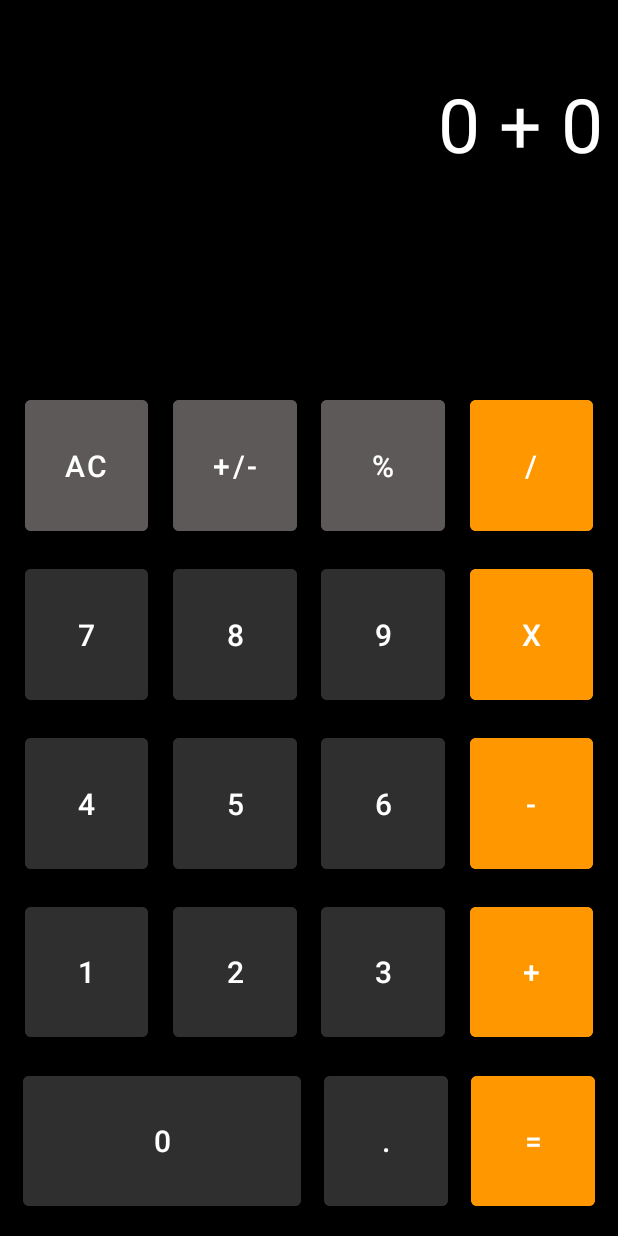
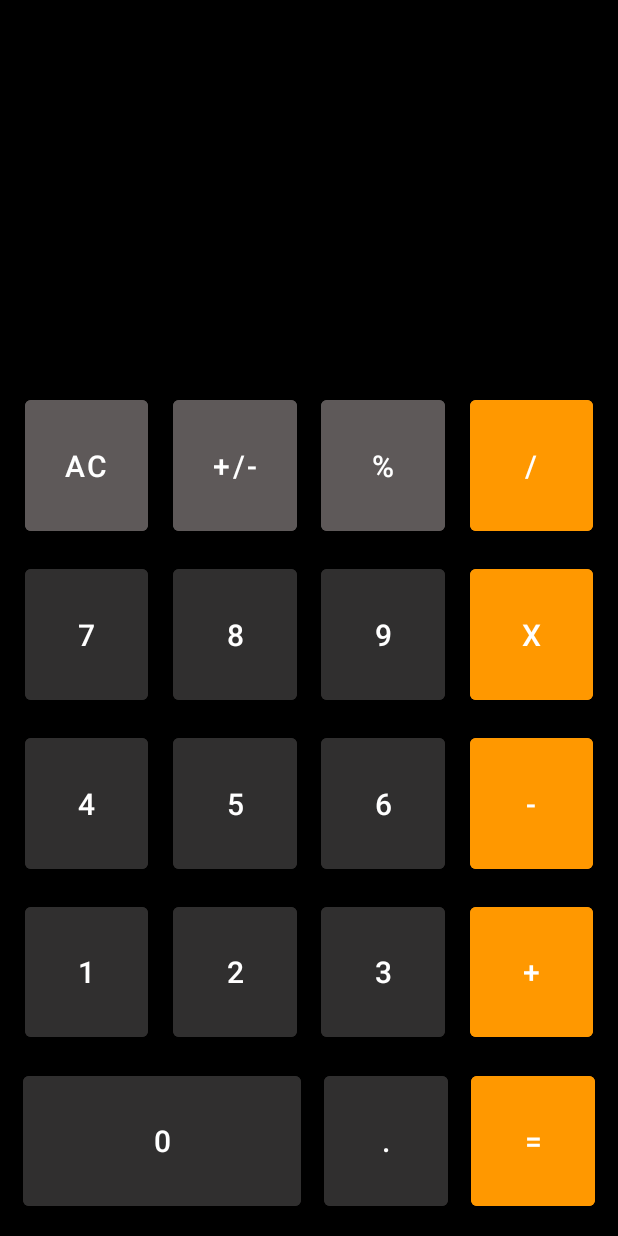
Before and after one commit to Ainorte/TP-Android-Bourek-Poitevin, an Android app: the screen it shows after launch (MainActivity), on a phone screen of 412 x 824 dp. Run offline under Robolectric (Android 15) with nearby library versions, the phone set to English and light mode, and no system bars; 2 statements that could not run were skipped.

Commit message:
initializing bindings on calculatrice

```diff
--- a/calculatrice/src/main/java/com/mbds/calculatrice/MainActivity.kt
+++ b/calculatrice/src/main/java/com/mbds/calculatrice/MainActivity.kt
@@ -1,13 +1,39 @@
 package com.mbds.calculatrice
 
+import android.os.Bundle
+import android.view.LayoutInflater
+import android.view.View
+import android.widget.Button
+import android.widget.EditText
+import android.widget.TextView
 import androidx.appcompat.app.AppCompatActivity
-import android.os.Bundle
+import androidx.core.view.children
+import com.mbds.calculatrice.databinding.ActivityMainBinding
 
 class MainActivity : AppCompatActivity() {
+
+    lateinit var binding : ActivityMainBinding
+
+
+
     override fun onCreate(savedInstanceState: Bundle?) {
         super.onCreate(savedInstanceState)
         setContentView(R.layout.activity_main)
 
+        binding = ActivityMainBinding.inflate(LayoutInflater.from(baseContext))
+
+        binding.root.children.filter {
+            it is Button
+        }.forEach {
+            it.setOnClickListener { button -> binding.form.text = binding.form.text.toString() + (button as Button).text
+                /*when(button.tag?.toString()) {
+                    "NUMBER" -> binding.form.text = binding.form.text.toString() + (button as Button).text
+                }*/
+
+            }
+        }
 
     }
+
+
 }
--- a/calculatrice/src/main/res/layout/activity_main.xml
+++ b/calculatrice/src/main/res/layout/activity_main.xml
@@ -12,7 +12,6 @@
         android:layout_width="match_parent"
         android:layout_height="0dp"
         android:padding="10dp"
-        android:text="0 + 0"
         android:gravity="center_vertical|end"
         android:textColor="@color/white"
         android:textSize="50sp"
@@ -41,10 +40,11 @@
 
     <Button
         android:id="@+id/ac"
+        android:tag="AC"
         style="@style/grey_button"
         android:layout_height="0dp"
         android:layout_width="0dp"
-        android:text="AC"
+        android:text="@string/ac"
         app:layout_constraintTop_toBottomOf="@id/res"
         app:layout_constraintBottom_toTopOf="@id/b7"
         app:layout_constraintEnd_toStartOf="@id/pm"
@@ -52,10 +52,11 @@
 
     <Button
         android:id="@+id/pm"
+        android:tag="PM"
         style="@style/grey_button"
         android:layout_height="0dp"
         android:layout_width="0dp"
-        android:text="+/-"
+        android:text="@string/pm"
         app:layout_constraintTop_toBottomOf="@id/res"
         app:layout_constraintBottom_toTopOf="@id/b8"
         app:layout_constraintEnd_toStartOf="@id/per"
@@ -63,10 +64,11 @@
 
     <Button
         android:id="@+id/per"
+        android:tag="PER"
         style="@style/grey_button"
         android:layout_height="0dp"
         android:layout_width="0dp"
-        android:text="%"
+        android:text="@string/per"
         app:layout_constraintTop_toBottomOf="@id/res"
         app:layout_constraintBottom_toTopOf="@id/b9"
         app:layout_constraintEnd_toStartOf="@id/div"
@@ -74,10 +76,11 @@
 
     <Button
         android:id="@+id/div"
+        android:tag="DIV"
         style="@style/orange_button"
         android:layout_height="0dp"
         android:layout_width="0dp"
-        android:text="/"
+        android:text="@string/div"
         app:layout_constraintTop_toBottomOf="@id/res"
         app:layout_constraintBottom_toTopOf="@id/mult"
         app:layout_constraintEnd_toEndOf="parent"
@@ -86,10 +89,11 @@
 
     <Button
         android:id="@+id/b7"
+        android:tag="NUMBER"
         style="@style/dark_grey_button"
         android:layout_height="0dp"
         android:layout_width="0dp"
-        android:text="7"
+        android:text="@string/_7"
         app:layout_constraintTop_toBottomOf="@id/ac"
         app:layout_constraintEnd_toStartOf="@id/b8"
         app:layout_constraintBottom_toTopOf="@id/b4"
@@ -97,10 +101,11 @@
 
     <Button
         android:id="@+id/b8"
+        android:tag="NUMBER"
         style="@style/dark_grey_button"
         android:layout_height="0dp"
         android:layout_width="0dp"
-        android:text="8"
+        android:text="@string/_8"
         app:layout_constraintTop_toBottomOf="@id/pm"
         app:layout_constraintEnd_toStartOf="@id/b9"
         app:layout_constraintBottom_toTopOf="@id/b5"
@@ -108,10 +113,11 @@
 
     <Button
         android:id="@+id/b9"
+        android:tag="NUMBER"
         style="@style/dark_grey_button"
         android:layout_height="0dp"
         android:layout_width="0dp"
-        android:text="9"
+        android:text="@string/_9"
         app:layout_constraintTop_toBottomOf="@id/per"
         app:layout_constraintEnd_toStartOf="@id/mult"
         app:layout_constraintBottom_toTopOf="@id/b6"
@@ -119,10 +125,11 @@
 
     <Button
         android:id="@+id/mult"
+        android:tag="MULT"
         style="@style/orange_button"
         android:layout_height="0dp"
         android:layout_width="0dp"
-        android:text="X"
+        android:text="@string/x"
         app:layout_constraintTop_toBottomOf="@id/div"
         app:layout_constraintBottom_toTopOf="@id/min"
         app:layout_constraintEnd_toEndOf="parent"
@@ -131,10 +138,11 @@
 
     <Button
         android:id="@+id/b4"
+        android:tag="NUMBER"
         style="@style/dark_grey_button"
         android:layout_height="0dp"
         android:layout_width="0dp"
-        android:text="4"
+        android:text="@string/_4"
         app:layout_constraintTop_toBottomOf="@id/b7"
         app:layout_constraintEnd_toStartOf="@id/b5"
         app:layout_constraintBottom_toTopOf="@id/b1"
@@ -142,10 +150,11 @@
 
     <Button
         android:id="@+id/b5"
+        android:tag="NUMBER"
         style="@style/dark_grey_button"
         android:layout_height="0dp"
         android:layout_width="0dp"
-        android:text="5"
+        android:text="@string/_5"
         app:layout_constraintTop_toBottomOf="@id/b8"
         app:layout_constraintEnd_toStartOf="@id/b6"
         app:layout_constraintBottom_toTopOf="@id/b2"
@@ -153,10 +162,11 @@
 
     <Button
         android:id="@+id/b6"
+        android:tag="NUMBER"
         style="@style/dark_grey_button"
         android:layout_height="0dp"
         android:layout_width="0dp"
-        android:text="6"
+        android:text="@string/_6"
         app:layout_constraintTop_toBottomOf="@id/b9"
         app:layout_constraintEnd_toStartOf="@id/min"
         app:layout_constraintBottom_toTopOf="@id/b3"
@@ -164,10 +174,11 @@
 
     <Button
         android:id="@+id/min"
+        android:tag="MINUS"
         style="@style/orange_button"
         android:layout_height="0dp"
         android:layout_width="0dp"
-        android:text="-"
+        android:text="@string/minus"
         app:layout_constraintTop_toBottomOf="@id/mult"
         app:layout_constraintBottom_toTopOf="@id/plus"
         app:layout_constraintEnd_toEndOf="parent"
@@ -176,10 +187,11 @@
 
     <Button
         android:id="@+id/b1"
+        android:tag="NUMBER"
         style="@style/dark_grey_button"
         android:layout_height="0dp"
         android:layout_width="0dp"
-        android:text="1"
+        android:text="@string/_1"
         app:layout_constraintTop_toBottomOf="@id/b4"
         app:layout_constraintEnd_toStartOf="@id/b2"
         app:layout_constraintBottom_toTopOf="@id/b0"
@@ -187,10 +199,11 @@
 
     <Button
         android:id="@+id/b2"
+        android:tag="NUMBER"
         style="@style/dark_grey_button"
         android:layout_height="0dp"
         android:layout_width="0dp"
-        android:text="2"
+        android:text="@string/_2"
         app:layout_constraintTop_toBottomOf="@id/b5"
         app:layout_constraintEnd_toStartOf="@id/b3"
         app:layout_constraintBottom_toTopOf="@id/b0"
@@ -198,10 +211,11 @@
 
     <Button
         android:id="@+id/b3"
+        android:tag="NUMBER"
         style="@style/dark_grey_button"
         android:layout_height="0dp"
         android:layout_width="0dp"
-        android:text="3"
+        android:text="@string/_3"
         app:layout_constraintTop_toBottomOf="@id/b6"
         app:layout_constraintEnd_toStartOf="@id/plus"
         app:layout_constraintBottom_toTopOf="@id/eq"
@@ -209,8 +223,9 @@
 
     <Button
         android:id="@+id/plus"
+        android:tag="PLUS"
         style="@style/orange_button"
-        android:text="+"
+        android:text="@string/plus"
         android:layout_height="0dp"
         android:layout_width="0dp"
         app:layout_constraintTop_toBottomOf="@id/min"
@@ -221,11 +236,12 @@
 
     <Button
         android:id="@+id/b0"
+        android:tag="NUMBER"
         style="@style/dark_grey_button"
         android:layout_gravity="bottom"
         android:layout_height="0dp"
         android:layout_width="0dp"
-        android:text="0"
+        android:text="@string/_0"
         app:layout_constraintTop_toBottomOf="@id/b1"
         app:layout_constraintEnd_toStartOf="@id/point"
         app:layout_constraintBottom_toBottomOf="parent"
@@ -234,11 +250,12 @@
 
     <Button
         android:id="@+id/point"
+        android:tag="NUMBER"
         style="@style/dark_grey_button"
         android:layout_gravity="bottom"
         android:layout_height="0dp"
         android:layout_width="0dp"
-        android:text="."
+        android:text="@string/point"
         app:layout_constraintTop_toBottomOf="@id/b2"
         app:layout_constraintEnd_toStartOf="@id/eq"
         app:layout_constraintBottom_toBottomOf="parent"
@@ -246,11 +263,12 @@
 
     <Button
         android:id="@+id/eq"
+        android:tag="EQ"
         style="@style/orange_button"
         android:layout_gravity="bottom"
         android:layout_height="0dp"
         android:layout_width="0dp"
-        android:text="="
+        android:text="@string/eq"
         app:layout_constraintTop_toBottomOf="@id/plus"
         app:layout_constraintBottom_toBottomOf="parent"
         app:layout_constraintEnd_toEndOf="parent"
--- a/calculatrice/src/main/res/values/strings.xml
+++ b/calculatrice/src/main/res/values/strings.xml
@@ -1,3 +1,22 @@
 <resources>
     <string name="app_name">calculatrice</string>
+    <string name="ac">AC</string>
+    <string name="pm">+/-</string>
+    <string name="per">%</string>
+    <string name="div">/</string>
+    <string name="_7">7</string>
+    <string name="_8">8</string>
+    <string name="_9">9</string>
+    <string name="x">X</string>
+    <string name="_4">4</string>
+    <string name="_5">5</string>
+    <string name="_6">6</string>
+    <string name="minus">-</string>
+    <string name="_1">1</string>
+    <string name="_2">2</string>
+    <string name="_3">3</string>
+    <string name="plus">+</string>
+    <string name="_0">0</string>
+    <string name="point">.</string>
+    <string name="eq">=</string>
 </resources>
```
